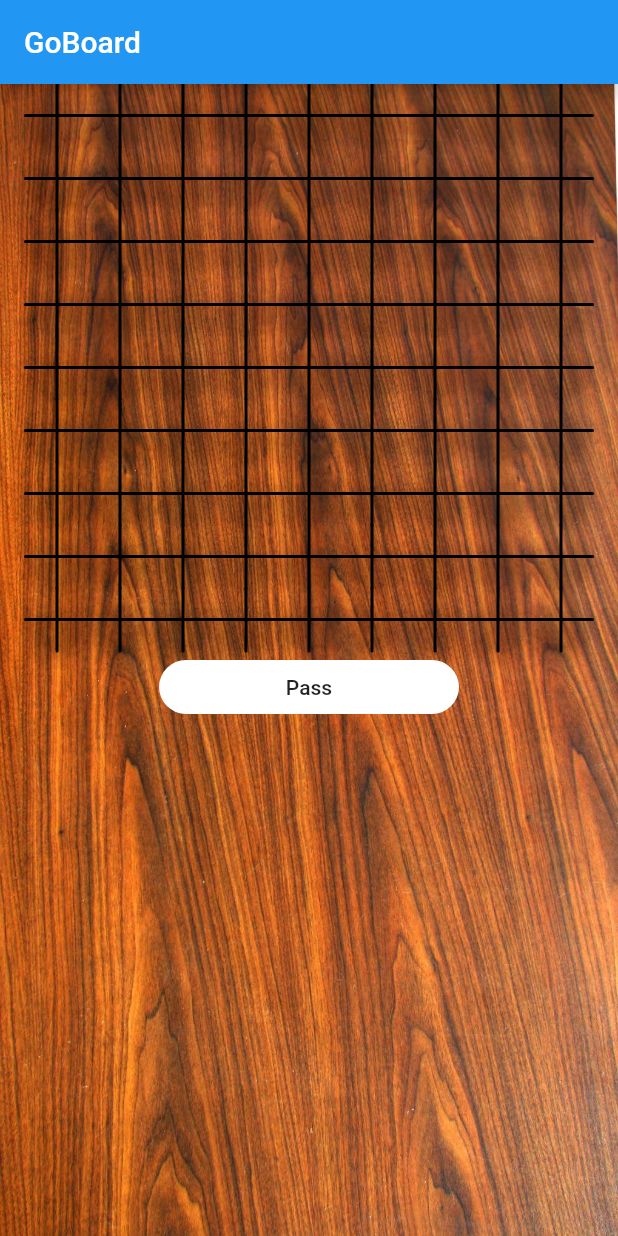
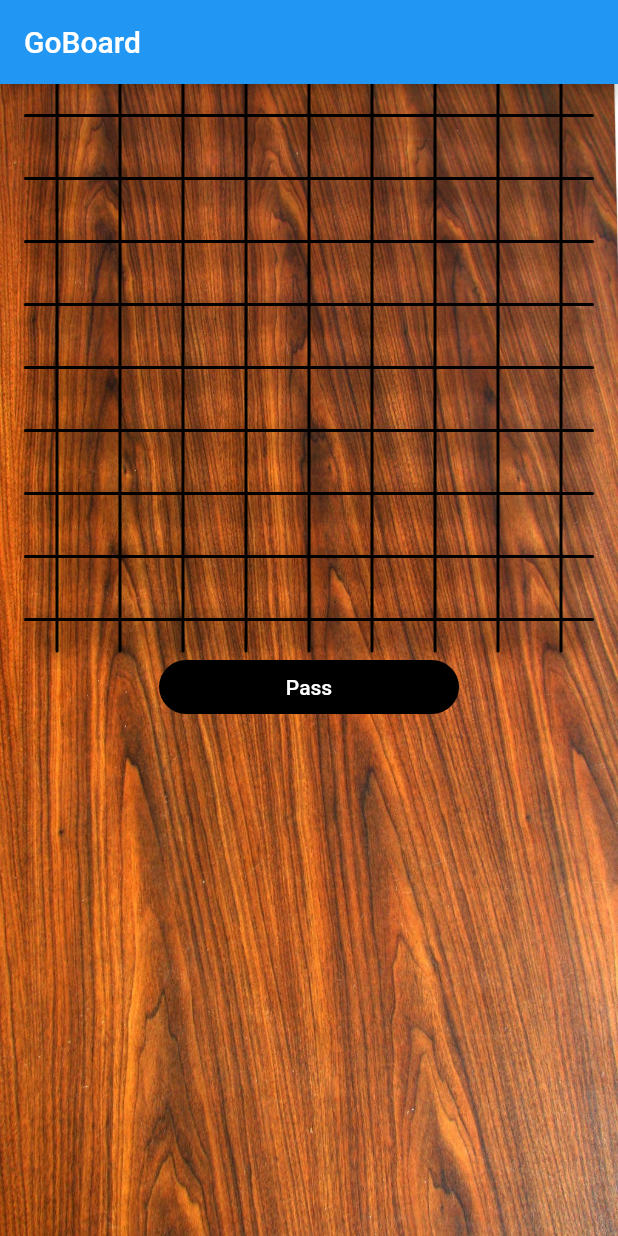
Before and after one commit to Kugl/goboard, a Flutter app: the screen it shows after launch, on a phone screen of 412 x 824 dp. Run offline on Flutter 3.47's test engine with Material 2 defaults, Android fonts, the phone set to English and light mode, and no system bars.

Commit message:
Passbutton added

```diff
--- a/go_board/lib/game/gameVisu.dart
+++ b/go_board/lib/game/gameVisu.dart
@@ -1,5 +1,6 @@
 import 'package:flutter/material.dart';
 import 'package:go_board/BoardVisu/gridAndCell.dart';
+import 'package:go_board/game/passbutton.dart';
 import 'package:provider/provider.dart';
 
 import 'gamelogic.dart';
@@ -26,16 +27,7 @@ class _GameState extends State<Game> {
             boardState: game.boardState,
           ),
         ),
-        Container(
-          width: 200,
-          child: FlatButton(
-            shape:
-                RoundedRectangleBorder(borderRadius: BorderRadius.circular(20)),
-            onPressed: () {},
-            child: Text("Pass"),
-            color: Colors.white,
-          ),
-        ),
+        PassButton(),
       ]),
     );
   }
--- /dev/null
+++ b/go_board/lib/game/passbutton.dart
@@ -0,0 +1,23 @@
+import 'package:flutter/material.dart';
+import 'package:go_board/game/gamelogic.dart';
+import 'package:provider/provider.dart';
+
+class PassButton extends StatelessWidget {
+  @override
+  Widget build(BuildContext context) {
+    GameData game = Provider.of<GameData>(context);
+    return Container(
+      width: 200,
+      child: FlatButton(
+        shape: RoundedRectangleBorder(borderRadius: BorderRadius.circular(20)),
+        onPressed: () {},
+        child: Text(
+          "Pass",
+          style:
+              TextStyle(color: game.blackToPlay ? Colors.white : Colors.black),
+        ),
+        color: game.blackToPlay ? Colors.black : Colors.white,
+      ),
+    );
+  }
+}
```
